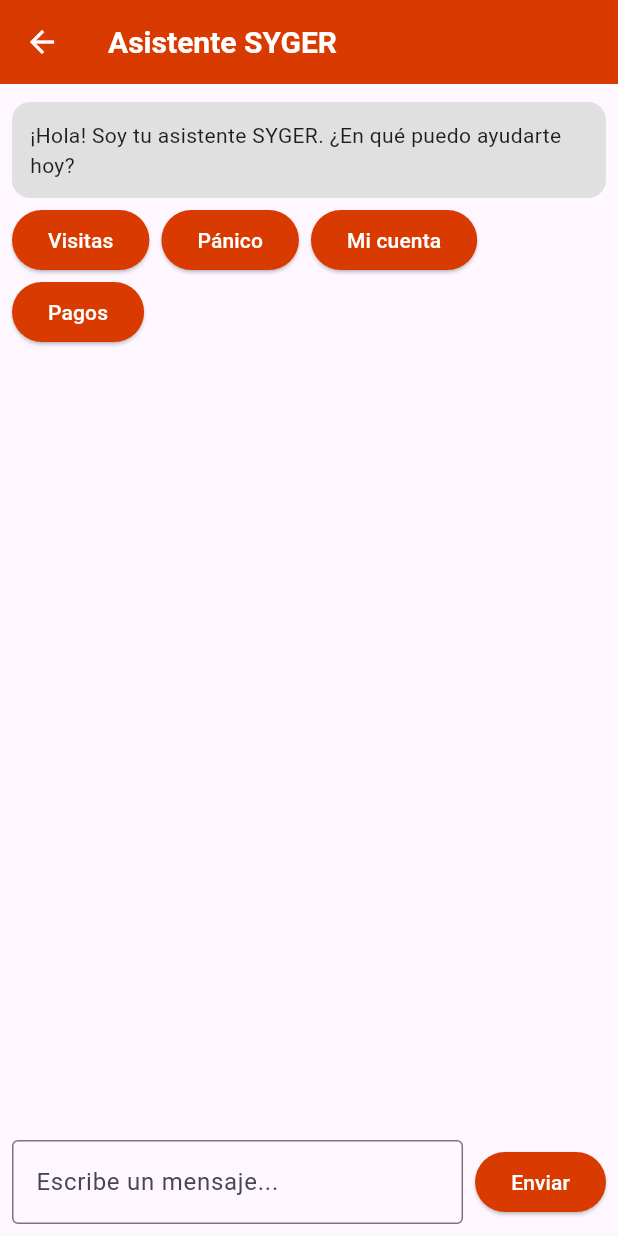
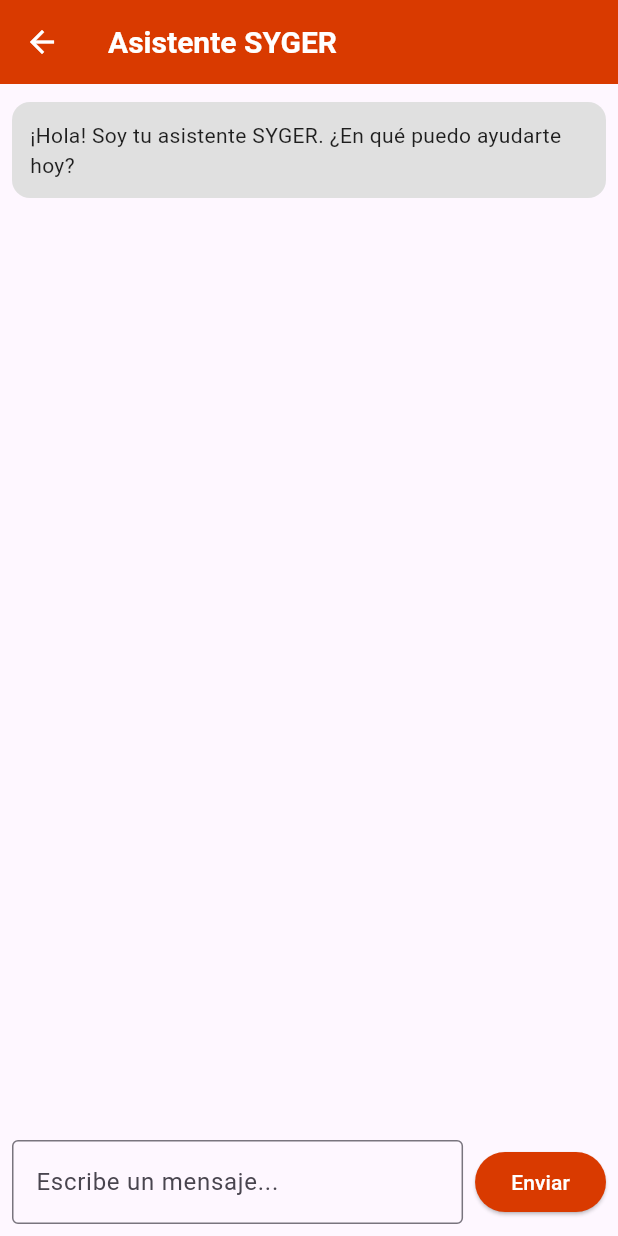
Before and after one commit to KTreviD/SygerFrontendFlutter, a Flutter app: the ChatPage screen opened directly, on a phone screen of 412 x 824 dp. Run offline on Flutter 3.47's test engine with Material 3 defaults, Android fonts, the phone set to English and light mode, and no system bars.

Commit message:
Revert "Agregar opciones"
This reverts commit 4809ca62c0ef3b641153c977a16fdd7a30508941.

```diff
--- a/lib/models/message.dart
+++ b/lib/models/message.dart
@@ -1,7 +1,6 @@
 class Message {
   final String text;
   final bool isUser;
-  final List<String>? options;
 
-  Message(this.text, this.isUser, {this.options});
+  Message(this.text, this.isUser);
 }
--- a/lib/screens/chat_page.dart
+++ b/lib/screens/chat_page.dart
@@ -26,17 +26,8 @@ class _ChatPageState extends State<ChatPage> {
       Message(
         '¡Hola! Soy tu asistente SYGER. ¿En qué puedo ayudarte hoy?',
         false,
-        options: ['Visitas', 'Pánico', 'Mi cuenta', 'Pagos'],
       ),
     );
-  }
-
-  void _handleOptionSelected(String option) {
-    setState(() {
-      _messages.add(Message(option, true));
-    });
-    _controller.text = option;
-    _sendMessage();
   }
 
   @override
@@ -116,32 +107,7 @@ class _ChatPageState extends State<ChatPage> {
               itemCount: _messages.length,
               itemBuilder: (context, index) {
                 final msg = _messages[index];
-                if (!msg.isUser && msg.options != null) {
-                  return Column(
-                    crossAxisAlignment: CrossAxisAlignment.start,
-                    children: [
-                      LinkableMessage(text: msg.text, isUser: msg.isUser),
-                      Wrap(
-                        spacing: 8,
-                        children:
-                            msg.options!.map((option) {
-                              return ElevatedButton(
-                                style: ElevatedButton.styleFrom(
-                                  backgroundColor: AppColors.primaryApp,
-                                  foregroundColor: Colors.white,
-                                ),
-                                onPressed: () {
-                                  _handleOptionSelected(option);
-                                },
-                                child: Text(option),
-                              );
-                            }).toList(),
-                      ),
-                    ],
-                  );
-                } else {
-                  return LinkableMessage(text: msg.text, isUser: msg.isUser);
-                }
+                return LinkableMessage(text: msg.text, isUser: msg.isUser);
               },
             ),
           ),
```
